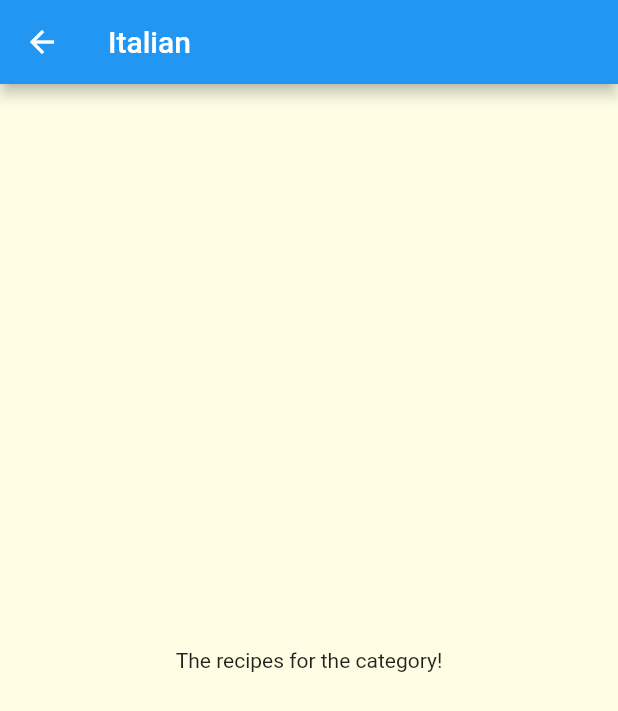
After one commit to mikhael-mike/gridview_project_profile, a Flutter app: the screen it shows after launch, after a tap on "Italian", on a phone screen of 412 x 824 dp. The commit adds this screen. Shown: the top 711 px of the screen. Run offline on Flutter 3.47's test engine with Material 2 defaults, Android fonts, the phone set to English and light mode, and no system bars; Roboto replaces fonts that are missing (Raileway).

Commit message:
Routes
Routes working

```diff
--- a/lib/categories_screen.dart
+++ b/lib/categories_screen.dart
@@ -13,7 +13,8 @@ class CategoriesScreen extends StatelessWidget {
     GridView(
       padding: EdgeInsets.all(25),
       children: DUMMY_CATEGORIES
-          .map((catData) => CategoryItem(catData.title, catData.color))
+          .map((catData) =>
+            CategoryItem(catData.id, catData.title, catData.color))
           .toList(),
       gridDelegate: SliverGridDelegateWithMaxCrossAxisExtent(
         maxCrossAxisExtent: 200,
--- a/lib/category_item.dart
+++ b/lib/category_item.dart
@@ -1,16 +1,38 @@
 import 'package:flutter/material.dart';
+import 'package:navigation_grid_app/category_meals_screen.dart';
 
 class CategoryItem extends StatelessWidget {
+  final String id;
   final String title;
   final Color color;
   // const CategoryItem({ Key? key }) : super(key: key);
-  CategoryItem(this.title, this.color);
+  // CategoryItem({required this.title, required this.color, required this.id});
+  CategoryItem(this.id, this.title, this.color);
 
   // 6
+// pushNamed method for routes
+  void selectedCategory(BuildContext ctx) {
+    Navigator.of(ctx).pushNamed(CategoryMealsScreen.routeName,
+        arguments: {'id': id, 'title': title});
+  }
+
+//The first method .map pushes
+  // void selectedCategory (BuildContext ctx){
+  //   Navigator.of(ctx).push(
+  //     MaterialPageRoute(builder:
+  //     (_) {
+  //     return CategoryMealsScreen(cateogryTitle: title, categoryId: id);
+  //   },),);
+  // }
 
   @override
   Widget build(BuildContext context) {
-    return Container(
+    return InkWell(
+      onTap: () => selectedCategory(context),
+      splashColor: Theme.of(context).primaryColor,
+      borderRadius: BorderRadius.circular(15),
+      focusColor: Colors.amber,
+      child: Container(
         padding: EdgeInsets.all(25),
         child: Text(title),
         decoration: BoxDecoration(
@@ -24,6 +46,7 @@ class CategoryItem extends StatelessWidget {
           ),
           borderRadius: BorderRadius.circular(15.0),
         ),
+      ),
     );
   }
 }
--- /dev/null
+++ b/lib/category_meals_screen.dart
@@ -0,0 +1,27 @@
+import 'package:flutter/material.dart';
+
+class CategoryMealsScreen extends StatelessWidget {
+
+  static const routeName = '/category-meals';
+
+  // final String cateogryTitle;
+  // final String categoryId;
+
+  // const CategoryMealsScreen({ Key? key, required this.cateogryTitle, required this.categoryId }) : super(key: key);
+
+  @override
+  Widget build(BuildContext context) {
+
+    final routeArgs = ModalRoute.of(context)!.settings.arguments as Map<String, String>;
+    final categoryTitle = routeArgs['title'];
+    final cateogryId = routeArgs['id'];
+    return Scaffold(
+      appBar: AppBar(
+        title: Text(categoryTitle!),
+      ),
+      body: Center(
+        child: Text('The recipes for the category!'),
+      ),
+    );
+  }
+}
--- a/lib/main.dart
+++ b/lib/main.dart
@@ -1,5 +1,6 @@
 import 'package:flutter/material.dart';
 import 'package:navigation_grid_app/categories_screen.dart';
+import 'package:navigation_grid_app/category_meals_screen.dart';
 
 void main() => runApp(MyApp());
 
@@ -13,7 +14,7 @@ class MyApp extends StatelessWidget {
       theme: ThemeData(
         primarySwatch: Colors.blue,
         accentColor: Colors.amber,
-        canvasColor: Color.fromRGBO(255, 254, 229, 23),
+        canvasColor: Color.fromRGBO(255, 254, 229, 1),
         fontFamily: 'Raileway',
 
         // textTheme: ThemeData.light().textTheme.copyWith(
@@ -27,7 +28,12 @@ class MyApp extends StatelessWidget {
 
         // ),
       ),
+      // initialRoute: '/',
       home: CategoriesScreen(),
+      routes: {
+        // '/': ((ctx) => CategoriesScreen()),
+        CategoryMealsScreen.routeName: ((ctx) => CategoryMealsScreen()),
+      },
     );
   }
 }
```
Lines whose indentation alone changed are shown as unchanged.
